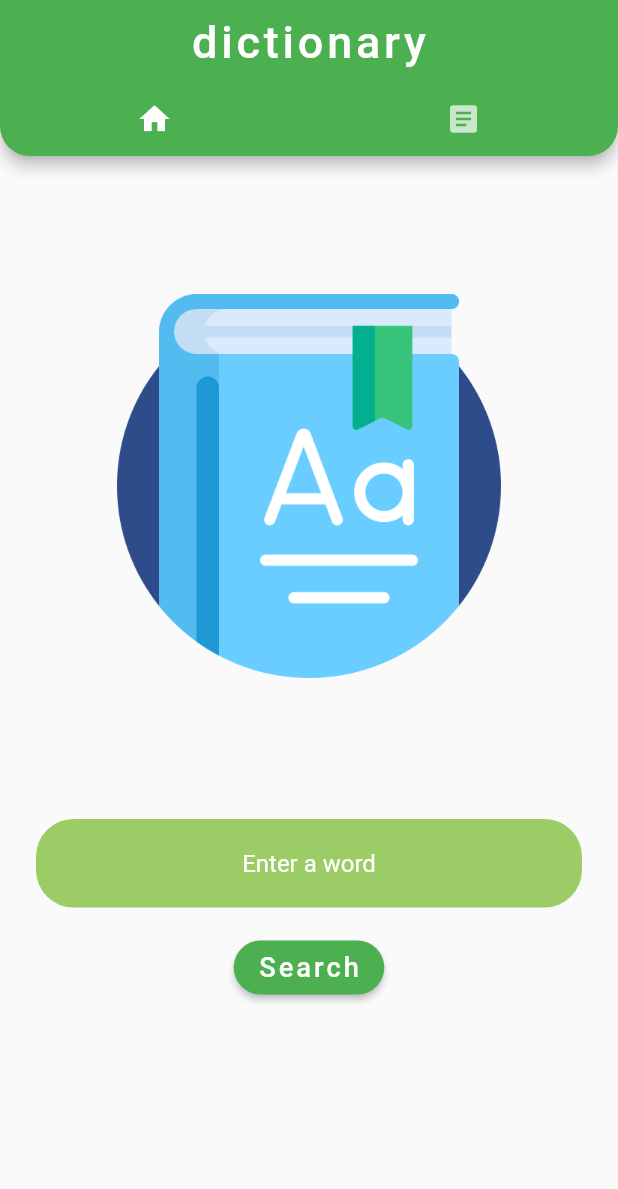
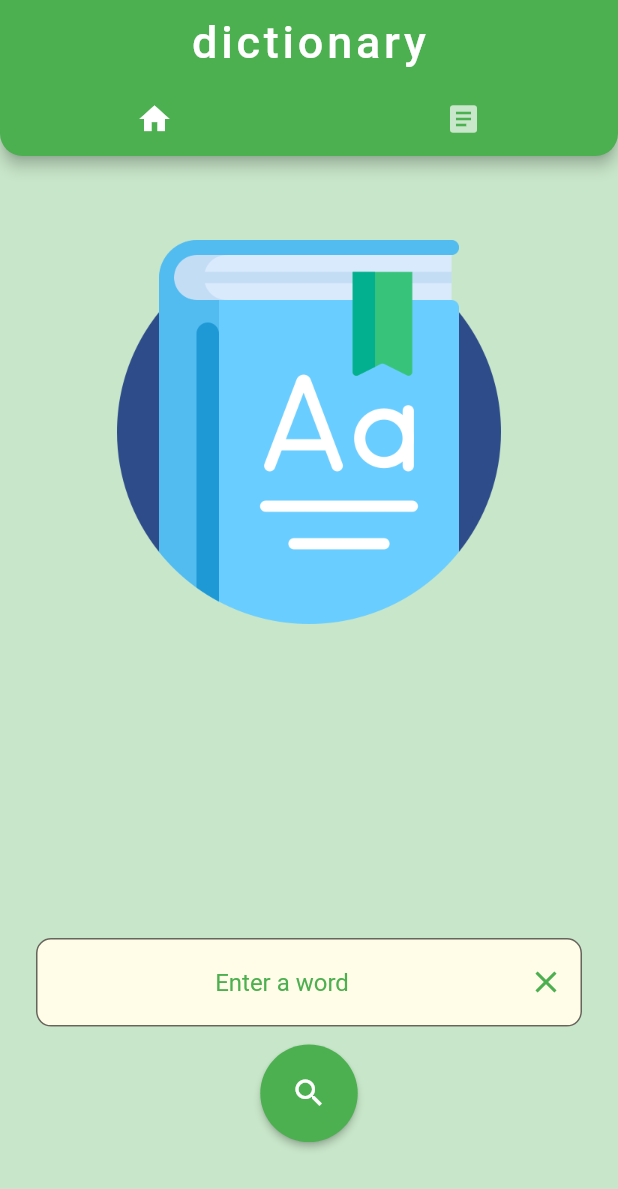
Before and after one commit to danger-ahead/flutter_dictionary, a Flutter app: the screen it shows after launch, on a phone screen of 412 x 824 dp. Shown: the top 1189 px of the screen. Run offline on Flutter 3.47's test engine with Material 2 defaults, Android fonts, the phone set to English and light mode, and no system bars; our stand-ins replace assets_audio_player, cached_network_image, connectivity_plus, google_fonts, share_plus and 1 more; missing offline and left inert: dart:ffi; accounts and stored records are empty; Roboto replaces fonts that are missing (Michroma).

Commit message:
ui-redefined

```diff
--- a/lib/WordsDatabase.dart
+++ b/lib/WordsDatabase.dart
@@ -45,13 +45,14 @@ class WordsDatabase {
   Future<List<Word>> readAllWords() async {
     final db = await instance.database;
 
-    final orderBy = '${WordFields.id} ASC';
+    final orderBy = '${WordFields.id} DESC';
 
     final result = await db.query(tableWords, orderBy: orderBy);
 
     return result.map((json) => Word.fromJson(json)).toList();
   }
 
+  /* <---- NOT NEEDED IN THIS APP ---->
   Future<Word?> readWord(int id) async {
     final db = await instance.database;
 
@@ -68,6 +69,7 @@ class WordsDatabase {
       throw Exception('ID $id not found');
     }
   }
+  <---- x ----> */
 
   Future<int> delete(int? id) async {
     final db = await instance.database;
--- a/lib/home_about.dart
+++ b/lib/home_about.dart
@@ -13,69 +13,78 @@ dynamic layoutHomeAbout(int selected, BuildContext context) {
   TextEditingController _word = TextEditingController();
 
   List<Widget> widgetArray = [
-    ListView(children: [
-      Padding(
-        padding: const EdgeInsets.only(top: 14.0),
+    Stack(
+      children: [
+        Align(
+          alignment: Alignment.topCenter,
+          child: Padding(
+            padding: const EdgeInsets.only(top: 56.0, bottom: 8),
             child: ClipRect(
               child: Image.asset(
-            'images/icon.png',
+                "images/icon.png",
                 scale: 2,
               ),
             ),
           ),
+        ),
+        Align(
+          alignment: Alignment(0, .8),
+          child: ListView(
+            shrinkWrap: true,
+            children: [
               Padding(
-        padding: const EdgeInsets.symmetric(horizontal: 24.0, vertical: 16.0),
+                padding: const EdgeInsets.symmetric(
+                    horizontal: 24.0, vertical: 12.0),
                 child: TextField(
                   controller: _word,
                   textAlign: TextAlign.center,
-          cursorColor: Colors.white,
                   decoration: InputDecoration(
+                    suffixIcon: IconButton(
+                      color: Colors.green,
+                      icon: Icon(Icons.close),
+                      onPressed: () {
+                        _word.text = '';
+                      },
+                    ),
                     border: OutlineInputBorder(
-              borderRadius: BorderRadius.circular(25.0),
-              borderSide: BorderSide(
-                width: 0,
-                style: BorderStyle.none,
-              ),
+                      borderRadius: BorderRadius.circular(10.0),
                     ),
                     filled: true,
-            fillColor: Colors.lightGreen[400],
-            hintStyle: TextStyle(color: Colors.white),
+                    fillColor: Colors.yellow[50],
+                    hintStyle: TextStyle(color: Colors.green),
                     hintText: 'Enter a word',
                   ),
                 ),
               ),
-      Row(
-        //Row has been used to make the ElevatedButton just large enough to fit the text inside it
-        mainAxisAlignment: MainAxisAlignment.center,
-        crossAxisAlignment: CrossAxisAlignment.center,
-        children: [
-          ElevatedButton(
+              Padding(
+                padding: const EdgeInsets.only(bottom: 6),
+                child: ConstrainedBox(
+                  constraints: BoxConstraints.tightFor(width: 65, height: 65),
+                  child: ElevatedButton(
                       style: ButtonStyle(
-                  shape: MaterialStateProperty.all<RoundedRectangleBorder>(
-                      RoundedRectangleBorder(
-                borderRadius: BorderRadius.circular(20),
-              ))),
-              child: Text(
-                "Search",
-                textScaleFactor: 1.3,
-                style: GoogleFonts.michroma(
-                  letterSpacing: 2,
-                ),
-              ),
+                          shape: MaterialStateProperty.all<CircleBorder>(
+                              CircleBorder())),
+                      child: Icon(Icons.search),
                       onPressed: () async {
                         detectNetStatus(context);
                         String word = _word.text;
                         _word.text = '';
-                Navigator.push(context, MaterialPageRoute(builder: (context) {
+                        Navigator.push(context,
+                            MaterialPageRoute(builder: (context) {
                           return word == '' ? RandomResults() : Results(word);
                         }));
                       }),
+                ),
+              ),
             ],
           ),
-    ]),
+        ),
+      ],
+    ),
     ListView(
       children: [
         Card(
+          color: Colors.yellow[50],
           shape: RoundedRectangleBorder(
             borderRadius: BorderRadius.circular(15.0),
           ),
@@ -94,6 +103,7 @@ dynamic layoutHomeAbout(int selected, BuildContext context) {
               }),
         ),
         Card(
+          color: Colors.yellow[50],
           shape: RoundedRectangleBorder(
             borderRadius: BorderRadius.circular(15.0),
           ),
@@ -105,8 +115,8 @@ dynamic layoutHomeAbout(int selected, BuildContext context) {
                 padding: const EdgeInsets.symmetric(vertical: 8.0),
                 child: customNetImage(
                     'https://lh3.googleusercontent.com/ogw/ADea4I7QpgCTJnwiZgv6ExWpzxWHljskDlkpPWQc8GgINjc=s200-c-mo',
-                    200.0,
-                    200.0),
+                    150.0,
+                    150.0),
               ),
               ListTile(
                 //ClipRect
--- a/lib/main.dart
+++ b/lib/main.dart
@@ -10,6 +10,7 @@ class MyApp extends StatelessWidget {
   @override
   Widget build(BuildContext context) {
     return MaterialApp(
+      debugShowCheckedModeBanner: false,
       theme: ThemeData(
         primarySwatch: Colors.green,
       ),
@@ -37,10 +38,11 @@ class _MyHomePageState extends State<MyHomePage> {
   Widget build(BuildContext context) => DefaultTabController(
       length: 2,
       child: Scaffold(
+        backgroundColor: Colors.green[100],
         appBar: AppBar(
           shape: RoundedRectangleBorder(
             borderRadius: BorderRadius.vertical(
-              bottom: Radius.circular(20),
+              bottom: Radius.circular(15),
             ),
           ),
           title: Text(
--- a/lib/data.dart
+++ b/lib/parsers/data.dart
@@ -2,7 +2,7 @@ import 'dart:convert';
 import 'package:flutter_dictionary/words.dart';
 import 'package:http/http.dart' as http;
 
-import 'WordsDatabase.dart';
+import '../WordsDatabase.dart';
 
 class Data {
   final String partOfSpeech;
@@ -35,11 +35,11 @@ Future<List> getData(String s) async {
         definition += y["definition"] + "\n\n";
         y["example"] != null
             ? example += y["example"] + "\n\n"
-            : example += "*example not available*";
+            : example += "*example not available*  ";
       }
 
       definition = definition.substring(0, definition.length - 1);
-      example = example.substring(0, example.length - 1);
+      example = example.substring(0, example.length - 2);
 
       String listTile =
           x["partOfSpeech"] + "\n\n" + definition + "\n\n" + example;
--- a/pubspec.yaml
+++ b/pubspec.yaml
@@ -42,6 +42,4 @@ flutter:
 
   assets:
     - images/icon.png
-    - images/search.gif
-    - images/no_word_error.png
     - images/no-signal.png
```
Also changed, not shown: lib/random_results.dart (+5 -4 lines), lib/results.dart (+6 -3 lines), lib/widgets/custom.dart (deleted, +0 -17 lines), images/no_word_error.png (deleted), images/search.gif (deleted), lib/parsers/random.dart (renamed from lib/random.dart). Lines whose indentation alone changed are shown as unchanged.
